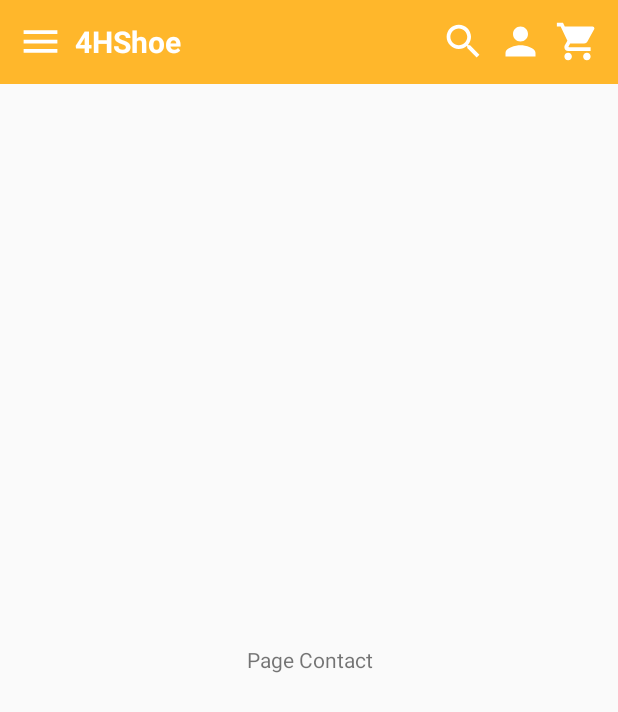
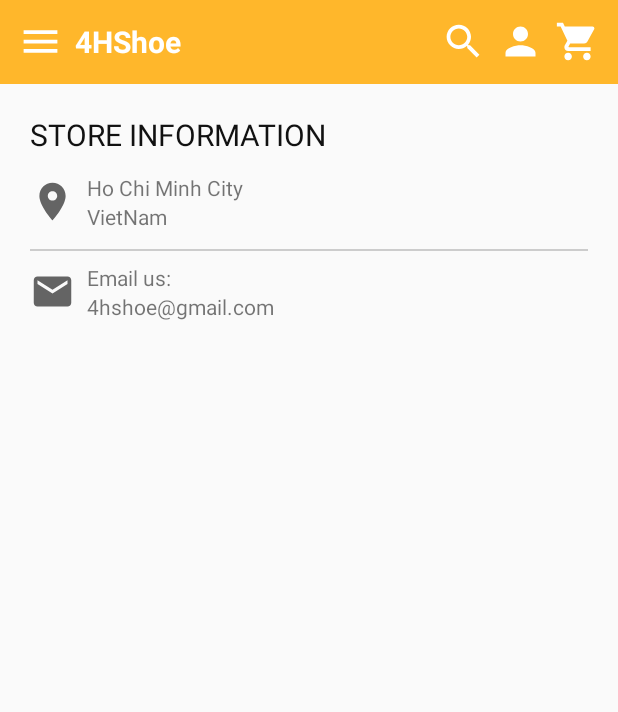
Before and after one commit to nguyentanhueqn123/shoe-shop-app, an Android app: the ContactFragment screen opened through its navigation route, on a phone screen of 412 x 824 dp. Shown: the top 712 px of the screen. Run offline under Robolectric (Android 15) with nearby library versions, the phone set to English and light mode, and no system bars; our stand-ins replace navigation-ui.

Commit message:
info contact

```diff
--- /dev/null
+++ b/app/src/main/res/drawable/ic_email.xml
@@ -0,0 +1,10 @@
+<vector xmlns:android="http://schemas.android.com/apk/res/android"
+    android:width="24dp"
+    android:height="24dp"
+    android:viewportWidth="24"
+    android:viewportHeight="24"
+    android:tint="?attr/colorControlNormal">
+  <path
+      android:fillColor="@android:color/white"
+      android:pathData="M20,4L4,4c-1.1,0 -1.99,0.9 -1.99,2L2,18c0,1.1 0.9,2 2,2h16c1.1,0 2,-0.9 2,-2L22,6c0,-1.1 -0.9,-2 -2,-2zM20,8l-8,5 -8,-5L4,6l8,5 8,-5v2z"/>
+</vector>
--- /dev/null
+++ b/app/src/main/res/drawable/ic_location.xml
@@ -0,0 +1,10 @@
+<vector xmlns:android="http://schemas.android.com/apk/res/android"
+    android:width="24dp"
+    android:height="24dp"
+    android:viewportWidth="24"
+    android:viewportHeight="24"
+    android:tint="?attr/colorControlNormal">
+  <path
+      android:fillColor="@android:color/white"
+      android:pathData="M12,2C8.13,2 5,5.13 5,9c0,5.25 7,13 7,13s7,-7.75 7,-13c0,-3.87 -3.13,-7 -7,-7zM12,11.5c-1.38,0 -2.5,-1.12 -2.5,-2.5s1.12,-2.5 2.5,-2.5 2.5,1.12 2.5,2.5 -1.12,2.5 -2.5,2.5z"/>
+</vector>
--- a/app/src/main/res/layout/fragment_contact.xml
+++ b/app/src/main/res/layout/fragment_contact.xml
@@ -6,10 +6,98 @@
     tools:context=".ContactFragment">
 
     <!-- TODO: Update blank fragment layout -->
-    <TextView
+    <LinearLayout
+        android:padding="20dp"
+        android:orientation="vertical"
         android:layout_width="match_parent"
-        android:layout_height="match_parent"
-        android:gravity="center"
-        android:text="Page Contact" />
+        android:layout_height="wrap_content">
+        <TextView
+            android:text="STORE INFORMATION"
+            android:textSize="20dp"
+            android:textColor="#111"
+            android:layout_width="wrap_content"
+            android:layout_height="wrap_content">
+        </TextView>
+        <LinearLayout
+            android:layout_marginTop="12dp"
+            android:orientation="horizontal"
+            android:id="@+id/layoutAddress"
+            android:layout_width="match_parent"
+            android:layout_height="wrap_content">
+            <ImageView
+                android:layout_gravity="center"
+                android:src="@drawable/ic_location"
+                android:layout_width="30dp"
+                android:layout_height="30dp">
+
+            </ImageView>
+            <LinearLayout
+                android:layout_marginLeft="8dp"
+                android:orientation="vertical"
+                android:layout_width="wrap_content"
+                android:layout_height="wrap_content">
+                <TextView
+                    android:text="Ho Chi Minh City"
+                    android:layout_width="wrap_content"
+                    android:layout_height="wrap_content">
+
+                </TextView>
+                <TextView
+                    android:text="VietNam"
+                    android:layout_width="wrap_content"
+                    android:layout_height="wrap_content">
+
+                </TextView>
+
+            </LinearLayout>
+
+        </LinearLayout>
+        <View
+            android:layout_marginTop="12dp"
+            android:layout_width="match_parent"
+            android:layout_height="1dp"
+            android:background="#ccc">
+
+        </View>
+        <LinearLayout
+            android:layout_marginTop="8dp"
+            android:orientation="horizontal"
+            android:id="@+id/layoutEmail"
+            android:layout_width="match_parent"
+            android:layout_height="wrap_content">
+            <ImageView
+                android:layout_gravity="center"
+                android:src="@drawable/ic_email"
+                android:layout_width="30dp"
+                android:layout_height="30dp">
+
+            </ImageView>
+            <LinearLayout
+                android:layout_marginLeft="8dp"
+                android:orientation="vertical"
+                android:layout_width="wrap_content"
+                android:layout_height="wrap_content">
+                <TextView
+                    android:text="Email us:"
+                    android:layout_width="wrap_content"
+                    android:layout_height="wrap_content">
+
+                </TextView>
+                <TextView
+                    android:text="4hshoe@gmail.com"
+                    android:layout_width="wrap_content"
+                    android:layout_height="wrap_content">
+
+                </TextView>
+
+            </LinearLayout>
+
+        </LinearLayout>
+
+
+    </LinearLayout>
+
+
+
 
 </FrameLayout>
```
